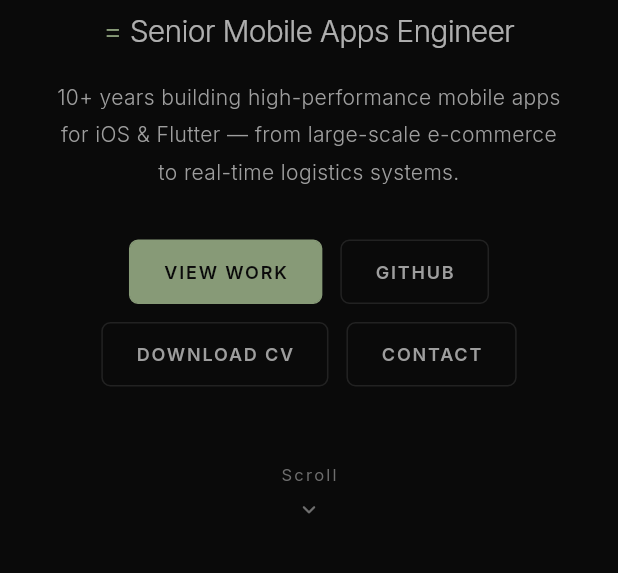
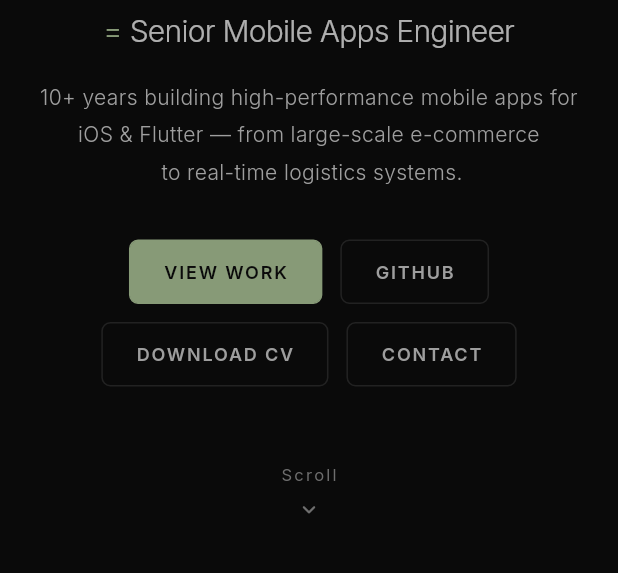
Before and after one commit to izzuddin012/portofolio, a Flutter app: the screen it shows after launch, on a phone screen of 412 x 824 dp, the part 476-1049 px from its top. Run offline on Flutter 3.47's test engine with Material 3 defaults, Android fonts, the phone set to English and light mode, and no system bars; drawn by our look-alikes of flutter_animate; our stand-ins replace flutter_riverpod, google_fonts; network calls fail.

Commit message:
remove hero stat from porto constant

```diff
--- a/lib/core/constants/portfolio_content.dart
+++ b/lib/core/constants/portfolio_content.dart
@@ -23,9 +23,8 @@ class AppConstants {
   // Headline shown under the name
   static const String heroRole = 'Senior Mobile Apps Engineer';
   static const String heroTagline =
-      '10+ years building high-performance mobile apps\n'
-      'for iOS & Flutter — from large-scale e-commerce\n'
-      'to real-time logistics systems.';
+      '10+ years building high-performance mobile apps for iOS & Flutter — '
+      'from large-scale e-commerce\n to real-time logistics systems.';
 
   // Direct link to your CV / résumé PDF
   static const String cvUrl =
@@ -40,18 +39,7 @@ class AppConstants {
   static const String location = 'Indonesia';
   static const String availabilityStatus = 'Open to opportunities';
 
-  // ── 2. Hero stats ──────────────────────────────────────────────────────────
-
-  static const String statYears = '10+';
-  static const String statYearsLabel = 'Years Exp.';
-  static const String statProjects = 'M+';
-  static const String statProjectsLabel = 'Users Reached';
-  static const String statDownloads = '2';
-  static const String statDownloadsLabel = 'Core Teams';
-  static const String statRating = '3.81';
-  static const String statRatingLabel = 'GPA / 4.0';
-
-  // ── 3. About / bio ─────────────────────────────────────────────────────────
+  // ── 2. About / bio ─────────────────────────────────────────────────────────
 
   static const String aboutBio1 =
       'I\'m a Senior Mobile Apps Engineer with over 10 years of experience '
@@ -71,7 +59,7 @@ class AppConstants {
       'not just buzzwords, but the lens through which every architectural '
       'decision gets made."';
 
-  // ── 4. UI labels ───────────────────────────────────────────────────────────
+  // ── 3. UI labels ───────────────────────────────────────────────────────────
 
   // Nav
   static const String navHome = 'Home';
@@ -107,7 +95,7 @@ class AppConstants {
   static const String footerBuilt = 'Built with Flutter Web';
 }
 
-// ── 5. Tech stack ─────────────────────────────────────────────────────────────
+// ── 4. Tech stack ─────────────────────────────────────────────────────────────
 //
 //  Each entry is  (categoryName, [skill, skill, ...])
 //  Add, remove or rename entries freely.
@@ -165,7 +153,7 @@ const kTechStack = <(String, List<String>)>[
   ),
 ];
 
-// ── 6. Projects ───────────────────────────────────────────────────────────────
+// ── 5. Projects ───────────────────────────────────────────────────────────────
 
 enum ProjectCategory { all, mobile, web, backend }
 
@@ -367,7 +355,7 @@ const List<Project> projects = [
   ),
 ];
 
-// ── 7. Experience ─────────────────────────────────────────────────────────────
+// ── 6. Experience ─────────────────────────────────────────────────────────────
 
 class Experience {
   final String company;
```
